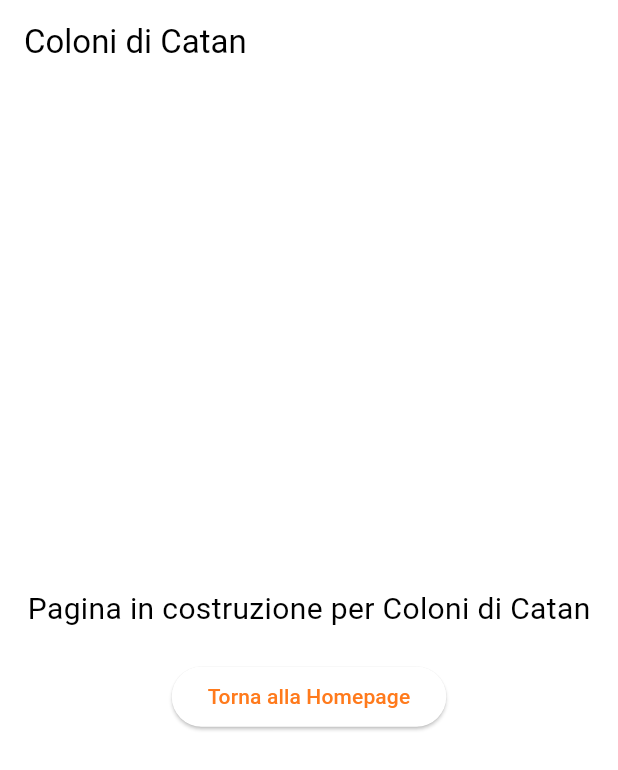
After one commit to Mattia-Giudici/ProgettoPac_Scorevault, a Flutter app: the HomePageScreen screen opened by its route, after a tap on "7 Wonders", after a tap on "Torna alla Homepage", after a tap on "Coloni di Catan", on a phone screen of 412 x 824 dp. The commit adds this screen. Shown: the top 770 px of the screen. Run offline on Flutter 3.47's test engine with Material 3 defaults, Android fonts, the phone set to English and light mode, and no system bars; our stand-ins replace cloud_firestore, firebase_auth, firebase_core, go_router, google_fonts; accounts and stored records are empty.

Commit message:
inserimento cards Giochi

```diff
--- a/scorevault/lib/utils/go_router.dart
+++ b/scorevault/lib/utils/go_router.dart
@@ -6,6 +6,7 @@
 import 'package:scorevault/views/screens/auth/login_screen.dart';
 import 'package:scorevault/views/screens/auth/signup_screen.dart';
 import 'package:scorevault/views/screens/auth/welcome_screen.dart';
+import 'package:scorevault/views/screens/generic_games/game_screen.dart';
 import 'package:scorevault/views/screens/homepage/homepag_screen.dart';
 import 'package:scorevault/views/screens/homepage/newfriend_screen.dart';
 
@@ -50,15 +51,25 @@
       path: '/home',
       pageBuilder: (context, state) => MaterialPage(
         key: state.pageKey,
-        child: const HomepagScreen(),
+        child: const HomePageScreen(),
       ),
     ),
-     GoRoute(
+    GoRoute(
       path: '/new-friend',
       pageBuilder: (context, state) => MaterialPage(
         key: state.pageKey,
         child: const NewfriendScreen(),
       ),
+    ),
+    GoRoute(
+      path: '/game/:name',
+      pageBuilder: (context, state) {
+        final gameName = state.pathParameters['name'] ?? 'Gioco';
+        return MaterialPage(
+          key: state.pageKey,
+          child: GameScreen(gameName: gameName),
+        );
+      },
     ),
   ],
   redirect: (context, state) {
@@ -71,12 +82,6 @@
 
     return null;
   },
-  /*
-  errorPageBuilder: (context, state) => MaterialPage(
-    key: state.pageKey,
-    child: ErrorScreen(error: state.error),
-  ),
-  */
 );
 
 final _authRoutes = ['/welcome', '/login', '/signup', '/forgot-password'];
--- /dev/null
+++ b/scorevault/lib/views/screens/generic_games/game_screen.dart
@@ -0,0 +1,35 @@
+import 'package:flutter/material.dart';
+import 'package:go_router/go_router.dart';
+
+class GameScreen extends StatelessWidget {
+  final String gameName;
+
+  const GameScreen({super.key, required this.gameName});
+
+    @override
+    Widget build(BuildContext context) {
+      return Scaffold(
+        appBar: AppBar(
+          title: Text(gameName),
+        ),
+        body: Center(
+          child: Column(
+            mainAxisAlignment: MainAxisAlignment.center,
+            children: [
+              Text(
+                'Pagina in costruzione per $gameName',
+                style: TextStyle(fontSize: 20),
+              ),
+              SizedBox(height: 20),
+              ElevatedButton(
+                onPressed: () {
+                  context.go('/home');
+                },
+                child: Text('Torna alla Homepage'),
+              ),
+            ],
+          ),
+        ),
+      );
+    }
+  }
--- a/scorevault/lib/views/screens/homepage/homepag_screen.dart
+++ b/scorevault/lib/views/screens/homepage/homepag_screen.dart
@@ -1,23 +1,22 @@
 import 'package:flutter/material.dart';
-import 'package:go_router/go_router.dart';
 import 'package:provider/provider.dart';
 import 'package:scorevault/viewmodels/providers/auth_provider.dart';
+import 'package:scorevault/views/screens/homepage/tabs/tab_games.dart';
 import 'package:scorevault/views/screens/homepage/tabs/tab_account.dart';
-import 'package:scorevault/views/screens/homepage/tabs/tab_games.dart';
-import 'package:scorevault/views/widgets/texts/sv_bold_text.dart';
+import 'package:scorevault/views/widgets/headers/header.dart';
 
-class HomepagScreen extends StatefulWidget {
-  const HomepagScreen({super.key});
+class HomePageScreen extends StatefulWidget {
+  const HomePageScreen({super.key});
 
   @override
-  State<HomepagScreen> createState() => _HomepagScreenState();
+  State<HomePageScreen> createState() => _HomepagScreenState();
 }
 
-class _HomepagScreenState extends State<HomepagScreen> {
+class _HomepagScreenState extends State<HomePageScreen> {
   late final AuthProvider _authProvider;
   int _selectedIndex = 0;
 
-  List<Widget> _listaTabs = [TabGames(), TabAccount()];
+  final List<Widget> _listaTabs = [TabGames(), TabAccount()];
 
   @override
   void initState() {
@@ -28,10 +27,15 @@
   @override
   Widget build(BuildContext context) {
     return Scaffold(
-
-      body: _listaTabs[_selectedIndex],
+      body:Column(
+        children: [
+           const HeaderWidget(),
+          Expanded(
+            child: _listaTabs[_selectedIndex],
+          ),
+        ],
+      ),
       bottomNavigationBar: BottomNavigationBar(
-
         onTap: (value) {
           setState(() {
             _selectedIndex = value;
@@ -39,14 +43,10 @@
         },
         currentIndex: _selectedIndex,
         type: BottomNavigationBarType.fixed,
-        unselectedLabelStyle: SvBoldText.getTextStyle(size: 12, textColor: Theme.of(context).colorScheme.onSurface),
-                selectedLabelStyle: SvBoldText.getTextStyle(size: 12, textColor: Theme.of(context).colorScheme.primary),
-
         items: const <BottomNavigationBarItem>[
           BottomNavigationBarItem(
             icon: Icon(Icons.gamepad_rounded),
             label: 'Giochi',
-
           ),
           BottomNavigationBarItem(
             icon: Icon(Icons.person_2_rounded),
--- a/scorevault/lib/views/screens/homepage/tabs/tab_games.dart
+++ b/scorevault/lib/views/screens/homepage/tabs/tab_games.dart
@@ -1,12 +1,35 @@
 import 'package:flutter/material.dart';
+import 'package:go_router/go_router.dart';
+import 'package:scorevault/views/widgets/cards/game_card.dart';
 
 class TabGames extends StatelessWidget {
-  const TabGames({super.key});
+  final List<Map<String, String>> games = [
+    {'name': '7 Wonders', 'image': 'assets/7wonders.jpg'},
+    {'name': 'Coloni di Catan', 'image': 'assets/catan.jpg'},
+    {'name': 'Burraco', 'image': 'assets/burraco.jpg'},
+    {'name': 'Lost Cities', 'image': 'assets/lostcities.jpg'},
+  ];
 
   @override
   Widget build(BuildContext context) {
-    return Scaffold(
-
+    return GridView.builder(
+      padding: const EdgeInsets.all(10),
+      gridDelegate: const SliverGridDelegateWithFixedCrossAxisCount(
+        crossAxisCount: 2,
+        crossAxisSpacing: 10,
+        mainAxisSpacing: 10,
+      ),
+      itemCount: games.length,
+      itemBuilder: (context, index) {
+        return GameCardWidget(
+          gameName: games[index]['name']!,
+          imageName: games[index]['image']!,
+          //TODO dati da aggiornare con il database
+          elo: 0,
+          matchesPlayed: 0,
+          matchesWon: 0,
+        );
+      },
     );
   }
 }
--- /dev/null
+++ b/scorevault/lib/views/widgets/Cards/game_card.dart
@@ -0,0 +1,111 @@
+import 'package:flutter/material.dart';
+import 'package:go_router/go_router.dart';
+
+class GameCardWidget extends StatelessWidget {
+  final String gameName;
+  final String imageName;
+  final int elo;
+  final int matchesPlayed;
+  final int matchesWon;
+
+  const GameCardWidget({
+    super.key,
+    required this.gameName,
+    required this.imageName,
+    required this.elo,
+    required this.matchesPlayed,
+    required this.matchesWon,
+  });
+
+  @override
+  Widget build(BuildContext context) {
+    return GestureDetector(
+      onLongPress: () {
+        //TODO questo è temporaneo, volevo solo metterlo per ricordami l'idea, non voglio mettere il pop-up ma vorrei che le scritte
+        //apparissero sopra l'immagine del gioco
+        showDialog(
+          context: context,
+          builder: (context) {
+            return AlertDialog(
+              title: Text(gameName),
+              content: Text("Partite giocate: $matchesPlayed\nVittorie: $matchesWon"),
+              actions: [
+                TextButton(
+                  onPressed: () => Navigator.pop(context),
+                  child: const Text("Chiudi"),
+                ),
+              ],
+            );
+          },
+        );
+      },
+      onTap: () {
+        // TODO Navigazione alla pagina del gioco
+        context.go('/game/$gameName');
+      },
+      child: ClipRRect(
+        borderRadius: BorderRadius.circular(16),
+        child: Stack(
+          children: [
+            Positioned.fill(
+              child: Image.asset(
+                imageName,
+                fit: BoxFit.cover,
+              ),
+            ),
+
+            Positioned.fill(
+              child: Container(
+                decoration: const BoxDecoration(
+                  gradient: LinearGradient(
+                    begin: Alignment.topCenter,
+                    end: Alignment.center,
+                    colors: [
+                      Colors.white70,
+                      Colors.white10,
+                      Colors.transparent,
+                    ],
+                  ),
+                ),
+              ),
+            ),
+            // TESTO NOME GIOCO
+            Positioned(
+              top: 10,
+              left: 10,
+              right: 10,
+              child: Container(
+                padding: const EdgeInsets.symmetric(horizontal: 8, vertical: 4),
+                child: Text(
+                  gameName,
+                  textAlign: TextAlign.center,
+                  style: TextStyle(
+                    color: Theme.of(context).colorScheme.primary,
+                    fontSize: 23,
+                    fontWeight: FontWeight.bold,
+                  ),
+                ),
+              ),
+            ),
+            Positioned(
+              bottom: 10,
+              left: 10,
+              child: Container(
+              padding: const EdgeInsets.symmetric(horizontal:55, vertical: 5),
+              child: Text(
+                "ELO: $elo",
+                textAlign: TextAlign.center,
+                style: const TextStyle(
+                  color: Colors.white,
+                  fontSize: 20,
+                  fontWeight: FontWeight.bold,
+                ),
+               ),
+              ),
+            ),
+          ],
+        ),
+      ),
+    );
+  }
+}
--- /dev/null
+++ b/scorevault/lib/views/widgets/headers/header.dart
@@ -0,0 +1,35 @@
+
+import 'package:flutter/material.dart';
+import 'package:go_router/go_router.dart';
+
+class HeaderWidget extends StatelessWidget {
+  const HeaderWidget({super.key});
+
+  @override
+  Widget build(BuildContext context) {
+    return Padding(
+      padding: const EdgeInsets.symmetric(horizontal: 16.0, vertical: 8.0),
+      child: Row(
+        mainAxisAlignment: MainAxisAlignment.spaceBetween,
+        children: [
+          const Expanded(
+            flex: 2,
+            child: Text(
+              "ELO: 1500",
+              style: TextStyle(
+                fontSize: 24,
+                fontWeight: FontWeight.bold,
+              ),
+            ),
+          ),
+          IconButton(
+            icon: const Icon(Icons.person, size: 32),
+            onPressed: () {
+              // Azione per aprire le info utente
+            },
+          ),
+        ],
+      ),
+    );
+  }
+}
--- a/scorevault/pubspec.yaml
+++ b/scorevault/pubspec.yaml
@@ -31,3 +31,7 @@
   assets:
     - assets/logo.png
     - assets/user_info.png
+    - assets/catan.jpg
+    - assets/7wonders.jpg
+    - assets/burraco.jpg
+    - assets/lostcities.jpg
```
Also changed, not shown: scorevault/assets/7wonders.jpg (added), scorevault/assets/Burraco.jpg (added), scorevault/assets/catan.jpg (added), scorevault/assets/lostcities.jpg (added).
